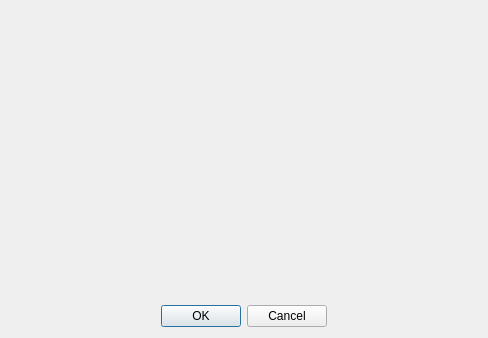
This is src/terralib/layout/qt/ui/LegendChoice.ui in claudiobogossian/terraprint as Qt 5 draws it before an edit. The edited form follows.
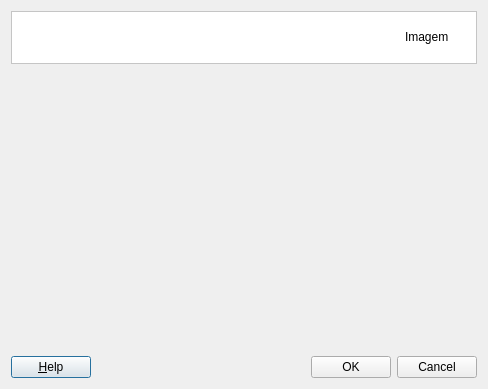
This is the edited form.

Commit message: layout view adjusted in TerraView format

The edit to the form file:
```diff
--- a/src/terralib/layout/qt/ui/LegendChoice.ui
+++ b/src/terralib/layout/qt/ui/LegendChoice.ui
@@ -7,14 +7,73 @@
     <x>0</x>
     <y>0</y>
     <width>488</width>
-    <height>338</height>
+    <height>389</height>
    </rect>
   </property>
   <property name="windowTitle">
    <string>Dialog</string>
   </property>
+  <layout class="QGridLayout" name="gridLayout_4">
+   <item row="0" column="0">
   <layout class="QGridLayout" name="gridLayout_2">
    <item row="0" column="0">
+      <widget class="QFrame" name="frame_2">
+       <property name="styleSheet">
+        <string notr="true">QWidget { background: white }</string>
+       </property>
+       <property name="frameShape">
+        <enum>QFrame::StyledPanel</enum>
+       </property>
+       <property name="frameShadow">
+        <enum>QFrame::Sunken</enum>
+       </property>
+       <layout class="QGridLayout" name="gridLayout_3" columnstretch="1,0">
+        <property name="topMargin">
+         <number>0</number>
+        </property>
+        <property name="bottomMargin">
+         <number>0</number>
+        </property>
+        <property name="horizontalSpacing">
+         <number>9</number>
+        </property>
+        <item row="0" column="0">
+         <widget class="QLabel" name="m_datasourceTypeTitleLabel">
+          <property name="font">
+           <font>
+            <pointsize>10</pointsize>
+            <weight>75</weight>
+            <bold>true</bold>
+           </font>
+          </property>
+          <property name="text">
+           <string/>
+          </property>
+         </widget>
+        </item>
+        <item row="0" column="1">
+         <widget class="QLabel" name="m_imgLabel">
+          <property name="minimumSize">
+           <size>
+            <width>62</width>
+            <height>48</height>
+           </size>
+          </property>
+          <property name="maximumSize">
+           <size>
+            <width>48</width>
+            <height>48</height>
+           </size>
+          </property>
+          <property name="text">
+           <string>Imagem</string>
+          </property>
+         </widget>
+        </item>
+       </layout>
+      </widget>
+     </item>
+     <item row="1" column="0">
     <layout class="QGridLayout" name="gridLayout">
      <item row="0" column="0">
       <widget class="QWidget" name="m_widget" native="true">
@@ -28,6 +87,16 @@
      </item>
      <item row="1" column="0">
       <layout class="QHBoxLayout" name="horizontalLayout">
+         <item>
+          <widget class="QPushButton" name="helpPushButton">
+           <property name="text">
+            <string>&amp;Help</string>
+           </property>
+           <property name="shortcut">
+            <string>Alt+H</string>
+           </property>
+          </widget>
+         </item>
        <item>
         <spacer name="horizontalSpacer">
          <property name="orientation">
@@ -55,18 +124,7 @@
          </property>
         </widget>
        </item>
-       <item>
-        <spacer name="horizontalSpacer_2">
-         <property name="orientation">
-          <enum>Qt::Horizontal</enum>
-         </property>
-         <property name="sizeHint" stdset="0">
-          <size>
-           <width>24</width>
-           <height>20</height>
-          </size>
-         </property>
-        </spacer>
+        </layout>
        </item>
       </layout>
      </item>
```
Left out of the diff: 2 changed lines with no effect on the pictures. Lines whose indentation alone changed are shown as unchanged. The commit also changes 8 other files.
